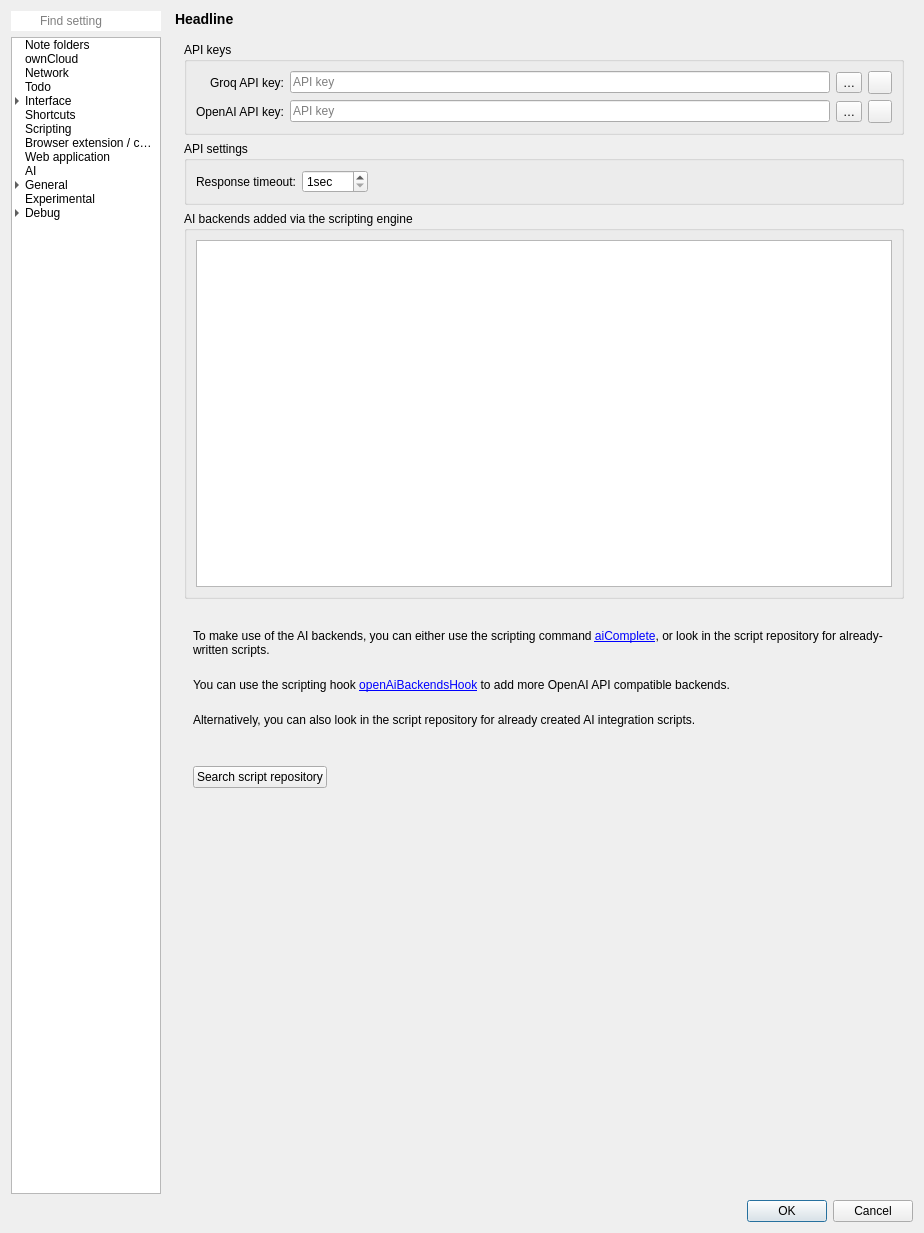
Before: the Qt Designer form src/dialogs/settingsdialog.ui in pbek/QOwnNotes, drawn with Qt 5.
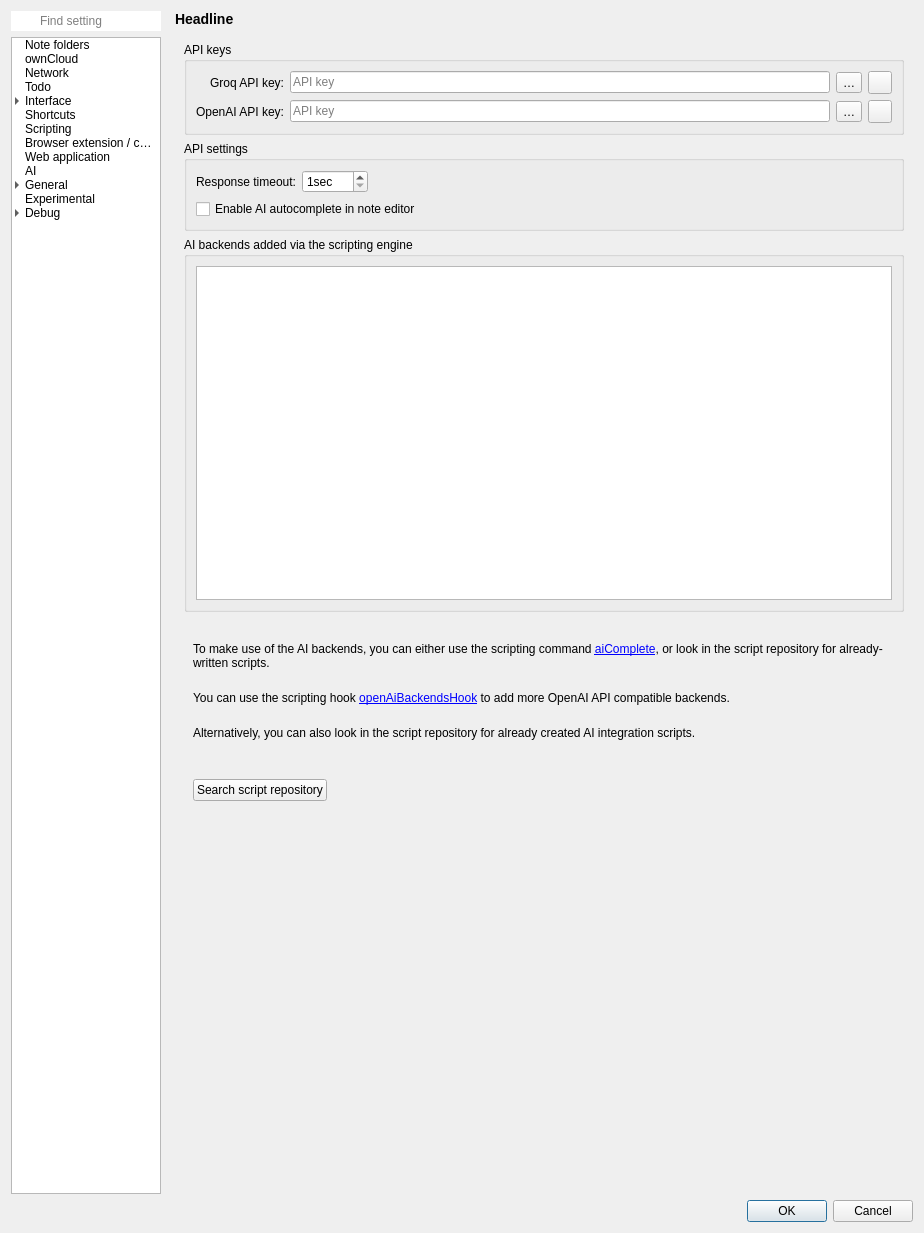
After: the same form once the commit is applied. Icons and pictures are not drawn. Custom widgets are drawn as their Qt base class.

Diff of the .ui file:
```diff
--- a/src/dialogs/settingsdialog.ui
+++ b/src/dialogs/settingsdialog.ui
@@ -7395,6 +7395,16 @@
                   </property>
                  </spacer>
                 </item>
+                <item row="1" column="0" colspan="3">
+                 <widget class="QCheckBox" name="aiAutocompleteCheckBox">
+                  <property name="toolTip">
+                   <string>Enable AI-powered text autocomplete suggestions in the note editor. Suggestions can be accepted with Tab or dismissed with Escape.</string>
+                  </property>
+                  <property name="text">
+                   <string>Enable AI autocomplete in note editor</string>
+                  </property>
+                 </widget>
+                </item>
                </layout>
               </widget>
              </item>
```
